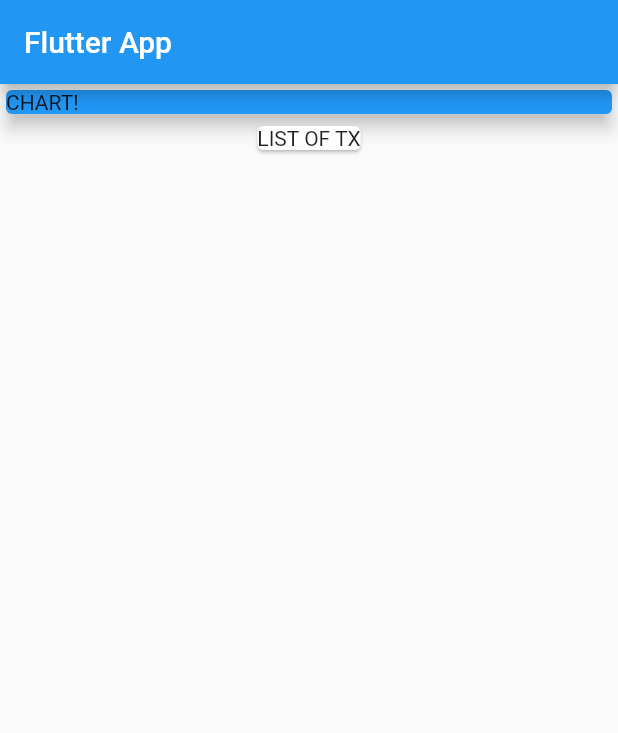
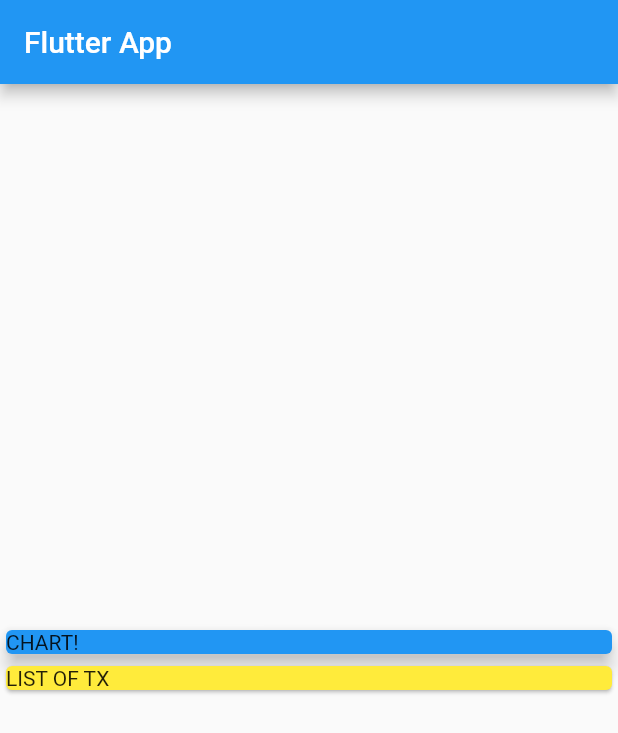
Before and after one commit to wonkooklee/flutter_expenses_app, a Flutter app: the screen it shows after launch, on a phone screen of 412 x 824 dp. Shown: the top 733 px of the screen. Run offline on Flutter 3.47's test engine with Material 2 defaults, Android fonts, the phone set to English and light mode, and no system bars.

Commit message:
Compare Using Properties of Column Widget and Container Widget
- `Column`의 `CrossAxisAlignment.stretch` 속성을 사용하는 것과 `Card Widget`을 `Container` 위젯에 넣어 `width: double.infinity` 속성을 주는 것과 같은 결과를 가져온다.
- 하지만 Widget과 속성을 적게 사용하고 같은 효과를 가져오는 Column이 더 효과적이다.

```diff
--- a/lib/main.dart
+++ b/lib/main.dart
@@ -20,6 +20,8 @@ class MyHomePage extends StatelessWidget {
         title: Text('Flutter App'),
       ),
       body: Column(
+        mainAxisAlignment: MainAxisAlignment.center,
+        crossAxisAlignment: CrossAxisAlignment.stretch,
         children: <Widget>[
           Container(
             width: double.infinity,
@@ -30,6 +32,7 @@ class MyHomePage extends StatelessWidget {
             ),
           ),
           Card(
+            color: Colors.yellow,
             child: Text('LIST OF TX'),
           )
         ],
```
